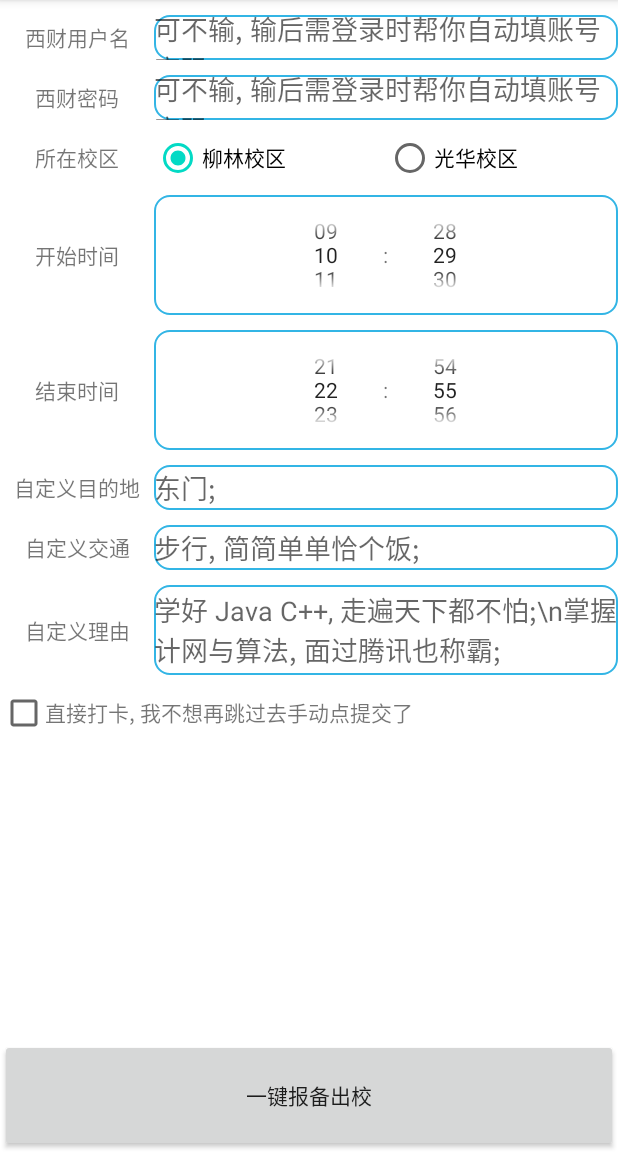
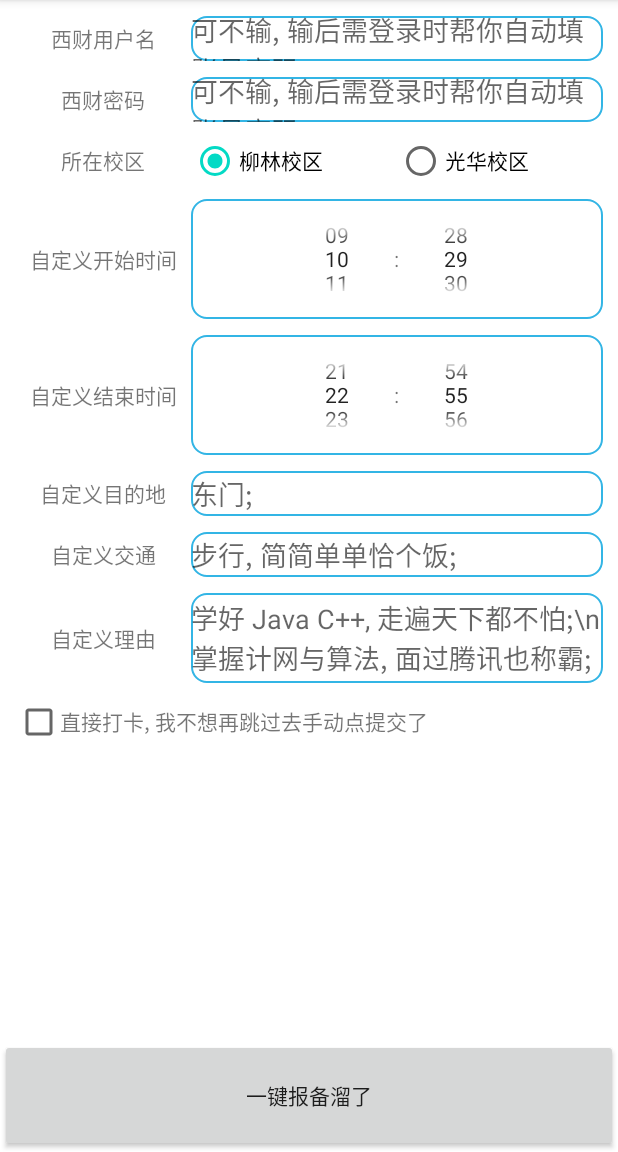
Before and after one commit to MilitaryIntelligence6/SWUFEAutoReportSystem, an Android app: the screen it shows after launch (MainActivity), on a phone screen of 412 x 824 dp, the part 84-1236 px from its top. Run offline under Robolectric (Android 15) with nearby library versions, the phone set to English and light mode, and no system bars; our stand-ins replace data binding; libraries missing offline, so code that uses them is left out: com.xuexiang.xui; 1 statement that could not run was skipped.

Commit message:
美化 UI;

```diff
--- a/app/src/main/java/cn/misection/autoreport/ui/activity/MainActivity.java
+++ b/app/src/main/java/cn/misection/autoreport/ui/activity/MainActivity.java
@@ -47,14 +47,16 @@ public class MainActivity extends AppCompatActivity {
     }
 
     private void init() {
+        initData();
         initBinding();
         initUI();
-        initData();
         initActionListener();
     }
 
     private void initBinding() {
         mBinding = DataBindingUtil.setContentView(this, R.layout.activity_main);
+        mBinding.setReportInfo(info);
+        mBinding.setUser(user);
     }
 
     private void initUI() {
@@ -114,6 +116,7 @@ public class MainActivity extends AppCompatActivity {
 
                     @Override
                     public void afterTextChanged(Editable s) {
+                        user.setPassword(String.valueOf(s));
                     }
                 }
         );
--- a/app/src/main/res/layout/activity_main.xml
+++ b/app/src/main/res/layout/activity_main.xml
@@ -4,6 +4,14 @@
         xmlns:tools="http://schemas.android.com/tools">
 
     <data>
+
+        <variable
+                name="user"
+                type="cn.misection.autoreport.entity.SwufeUser" />
+
+        <variable
+                name="reportInfo"
+                type="cn.misection.autoreport.entity.ReportInfo" />
 
     </data>
 
@@ -14,7 +22,9 @@
 
         <androidx.core.widget.NestedScrollView
                 android:layout_width="match_parent"
-                android:layout_height="match_parent">
+                android:layout_height="match_parent"
+                android:layout_marginLeft="10dp"
+                android:layout_marginRight="10dp">
 
             <androidx.appcompat.widget.LinearLayoutCompat
                     android:layout_width="match_parent"
@@ -25,16 +35,18 @@
 
                 <androidx.appcompat.widget.LinearLayoutCompat
                         android:layout_width="match_parent"
-                        android:layout_height="10dp" />
+                        android:layout_height="5dp" />
 
                 <androidx.appcompat.widget.LinearLayoutCompat
                         android:layout_width="match_parent"
-                        android:layout_height="30dp">
+                        android:layout_height="30dp"
+                        android:layout_marginTop="5dp"
+                        android:layout_marginBottom="5dp">
 
                     <androidx.appcompat.widget.AppCompatTextView
                             android:layout_width="0dp"
                             android:layout_height="match_parent"
-                            android:layout_weight="0.25"
+                            android:layout_weight="0.3"
                             android:gravity="center"
                             android:text="@string/swufe_username_literal" />
 
@@ -42,7 +54,33 @@
                             android:id="@+id/username_et"
                             android:layout_width="0dp"
                             android:layout_height="match_parent"
-                            android:layout_weight="0.75"
+                            android:layout_weight="0.7"
+                            android:background="@drawable/edittext_round_bg"
+                            android:hint="@string/swufe_username_password_hint"
+                            android:inputType="textMultiLine"
+                            android:maxLines="20"
+                            android:text="@{user.getUsername()}" />
+                </androidx.appcompat.widget.LinearLayoutCompat>
+
+                <androidx.appcompat.widget.LinearLayoutCompat
+                        android:layout_width="match_parent"
+                        android:layout_height="30dp"
+                        android:layout_marginTop="5dp"
+                        android:layout_marginBottom="5dp">
+
+
+                    <androidx.appcompat.widget.AppCompatTextView
+                            android:layout_width="0dp"
+                            android:layout_height="match_parent"
+                            android:layout_weight="0.3"
+                            android:gravity="center"
+                            android:text="@string/swufe_password_literal" />
+
+                    <androidx.appcompat.widget.AppCompatEditText
+                            android:id="@+id/password_et"
+                            android:layout_width="0dp"
+                            android:layout_height="match_parent"
+                            android:layout_weight="0.7"
                             android:background="@drawable/edittext_round_bg"
                             android:hint="@string/swufe_username_password_hint"
                             android:inputType="textMultiLine"
@@ -51,42 +89,14 @@
 
                 <androidx.appcompat.widget.LinearLayoutCompat
                         android:layout_width="match_parent"
-                        android:layout_height="10dp" />
-
-                <androidx.appcompat.widget.LinearLayoutCompat
-                        android:layout_width="match_parent"
-                        android:layout_height="30dp">
+                        android:layout_height="30dp"
+                        android:layout_marginTop="5dp"
+                        android:layout_marginBottom="5dp">
 
                     <androidx.appcompat.widget.AppCompatTextView
                             android:layout_width="0dp"
                             android:layout_height="match_parent"
-                            android:layout_weight="0.25"
-                            android:gravity="center"
-                            android:text="@string/swufe_password_literal" />
-
-                    <androidx.appcompat.widget.AppCompatEditText
-                            android:id="@+id/password_et"
-                            android:layout_width="0dp"
-                            android:layout_height="match_parent"
-                            android:layout_weight="0.75"
-                            android:background="@drawable/edittext_round_bg"
-                            android:hint="@string/swufe_username_password_hint"
-                            android:inputType="textMultiLine"
-                            android:maxLines="20" />
-                </androidx.appcompat.widget.LinearLayoutCompat>
-
-                <androidx.appcompat.widget.LinearLayoutCompat
-                        android:layout_width="match_parent"
-                        android:layout_height="10dp" />
-
-                <androidx.appcompat.widget.LinearLayoutCompat
-                        android:layout_width="match_parent"
-                        android:layout_height="30dp">
-
-                    <androidx.appcompat.widget.AppCompatTextView
-                            android:layout_width="0dp"
-                            android:layout_height="match_parent"
-                            android:layout_weight="0.25"
+                            android:layout_weight="0.3"
                             android:gravity="center"
                             android:text="@string/campus_literal" />
 
@@ -94,7 +104,7 @@
                             android:id="@+id/campus_radio_group"
                             android:layout_width="0dp"
                             android:layout_height="match_parent"
-                            android:layout_weight="0.75"
+                            android:layout_weight="0.7"
                             android:orientation="horizontal">
 
                         <androidx.appcompat.widget.AppCompatRadioButton
@@ -115,16 +125,14 @@
 
                 <androidx.appcompat.widget.LinearLayoutCompat
                         android:layout_width="match_parent"
-                        android:layout_height="10dp" />
-
-                <androidx.appcompat.widget.LinearLayoutCompat
-                        android:layout_width="match_parent"
-                        android:layout_height="80dp">
+                        android:layout_height="80dp"
+                        android:layout_marginTop="5dp"
+                        android:layout_marginBottom="5dp">
 
                     <androidx.appcompat.widget.AppCompatTextView
                             android:layout_width="0dp"
                             android:layout_height="match_parent"
-                            android:layout_weight="0.25"
+                            android:layout_weight="0.3"
                             android:gravity="center"
                             android:text="@string/start_time_literal" />
 
@@ -132,23 +140,22 @@
                             android:id="@+id/start_time_picker"
                             android:layout_width="0dp"
                             android:layout_height="match_parent"
-                            android:layout_weight="0.75"
+                            android:layout_weight="0.7"
                             android:background="@drawable/edittext_round_bg"
                             android:timePickerMode="spinner" />
                 </androidx.appcompat.widget.LinearLayoutCompat>
 
-                <androidx.appcompat.widget.LinearLayoutCompat
-                        android:layout_width="match_parent"
-                        android:layout_height="10dp" />
 
                 <androidx.appcompat.widget.LinearLayoutCompat
                         android:layout_width="match_parent"
-                        android:layout_height="80dp">
+                        android:layout_height="80dp"
+                        android:layout_marginTop="5dp"
+                        android:layout_marginBottom="5dp">
 
                     <androidx.appcompat.widget.AppCompatTextView
                             android:layout_width="0dp"
                             android:layout_height="match_parent"
-                            android:layout_weight="0.25"
+                            android:layout_weight="0.3"
                             android:gravity="center"
                             android:text="@string/end_time_literal" />
 
@@ -156,23 +163,21 @@
                             android:id="@+id/end_time_picker"
                             android:layout_width="0dp"
                             android:layout_height="match_parent"
-                            android:layout_weight="0.75"
+                            android:layout_weight="0.7"
                             android:background="@drawable/edittext_round_bg"
                             android:timePickerMode="spinner" />
                 </androidx.appcompat.widget.LinearLayoutCompat>
 
                 <androidx.appcompat.widget.LinearLayoutCompat
                         android:layout_width="match_parent"
-                        android:layout_height="10dp" />
-
-                <androidx.appcompat.widget.LinearLayoutCompat
-                        android:layout_width="match_parent"
-                        android:layout_height="30dp">
+                        android:layout_height="30dp"
+                        android:layout_marginTop="5dp"
+                        android:layout_marginBottom="5dp">
 
                     <androidx.appcompat.widget.AppCompatTextView
                             android:layout_width="0dp"
                             android:layout_height="match_parent"
-                            android:layout_weight="0.25"
+                            android:layout_weight="0.3"
                             android:gravity="center"
                             android:text="@string/custom_destination" />
 
@@ -180,7 +185,7 @@
                             android:id="@+id/custom_destination_et"
                             android:layout_width="0dp"
                             android:layout_height="match_parent"
-                            android:layout_weight="0.75"
+                            android:layout_weight="0.7"
                             android:background="@drawable/edittext_round_bg"
                             android:hint="@string/default_destination_hint"
                             android:inputType="textMultiLine"
@@ -189,16 +194,14 @@
 
                 <androidx.appcompat.widget.LinearLayoutCompat
                         android:layout_width="match_parent"
-                        android:layout_height="10dp" />
-
-                <androidx.appcompat.widget.LinearLayoutCompat
-                        android:layout_width="match_parent"
-                        android:layout_height="30dp">
+                        android:layout_height="30dp"
+                        android:layout_marginTop="5dp"
+                        android:layout_marginBottom="5dp">
 
                     <androidx.appcompat.widget.AppCompatTextView
                             android:layout_width="0dp"
                             android:layout_height="match_parent"
-                            android:layout_weight="0.25"
+                            android:layout_weight="0.3"
                             android:gravity="center"
                             android:text="@string/custom_transportation" />
 
@@ -206,7 +209,7 @@
                             android:id="@+id/custom_transportation_et"
                             android:layout_width="0dp"
                             android:layout_height="match_parent"
-                            android:layout_weight="0.75"
+                            android:layout_weight="0.7"
                             android:background="@drawable/edittext_round_bg"
                             android:hint="@string/default_transportation_hint"
                             android:inputType="textMultiLine"
@@ -216,16 +219,14 @@
 
                 <androidx.appcompat.widget.LinearLayoutCompat
                         android:layout_width="match_parent"
-                        android:layout_height="10dp" />
-
-                <androidx.appcompat.widget.LinearLayoutCompat
-                        android:layout_width="match_parent"
-                        android:layout_height="60dp">
+                        android:layout_height="60dp"
+                        android:layout_marginTop="5dp"
+                        android:layout_marginBottom="5dp">
 
                     <androidx.appcompat.widget.AppCompatTextView
                             android:layout_width="0dp"
                             android:layout_height="match_parent"
-                            android:layout_weight="0.25"
+                            android:layout_weight="0.3"
                             android:gravity="center"
                             android:text="@string/custom_reason" />
 
@@ -233,7 +234,7 @@
                             android:id="@+id/custom_reason_et"
                             android:layout_width="0dp"
                             android:layout_height="match_parent"
-                            android:layout_weight="0.75"
+                            android:layout_weight="0.7"
                             android:background="@drawable/edittext_round_bg"
                             android:hint="@string/default_reason_hint"
                             android:inputType="textMultiLine"
@@ -242,11 +243,9 @@
 
                 <androidx.appcompat.widget.LinearLayoutCompat
                         android:layout_width="match_parent"
-                        android:layout_height="10dp" />
-
-                <androidx.appcompat.widget.LinearLayoutCompat
-                        android:layout_width="match_parent"
-                        android:layout_height="30dp">
+                        android:layout_height="30dp"
+                        android:layout_marginTop="5dp"
+                        android:layout_marginBottom="5dp">
 
                     <androidx.appcompat.widget.AppCompatCheckBox
                             android:layout_width="30dp"
--- a/app/src/main/res/values/strings.xml
+++ b/app/src/main/res/values/strings.xml
@@ -1,6 +1,6 @@
 <resources>
     <string name="app_name">西财一键溜了</string>
-    <string name="one_key_to_report">一键报备出校</string>
+    <string name="one_key_to_report">一键报备溜了</string>
     <!-- Strings used for fragments for navigation -->
     <string name="report_submit_url">https://qxj.iswufe.info/QJ/XSBBList</string>
     <string name="swufe_auth_url">https://authserver.swufe.edu.cn/authserver/login?service=http%3a%2f%2fqxj.iswufe.info%2fQJ%2fXSBBList</string>
@@ -22,8 +22,8 @@
     <string name="default_reason_hint">学好 Java C++, 走遍天下都不怕;\\n掌握计网与算法, 面过腾讯也称霸;</string>
     <!--end default hint value-->
 
-    <string name="start_time_literal">开始时间</string>
-    <string name="end_time_literal">结束时间</string>
+    <string name="start_time_literal">自定义开始时间</string>
+    <string name="end_time_literal">自定义结束时间</string>
     <string name="empty" />
     <string name="swufe_username_password_hint">可不输, 输后需登录时帮你自动填账号密码</string>
     <string name="campus_literal">所在校区</string>
```
